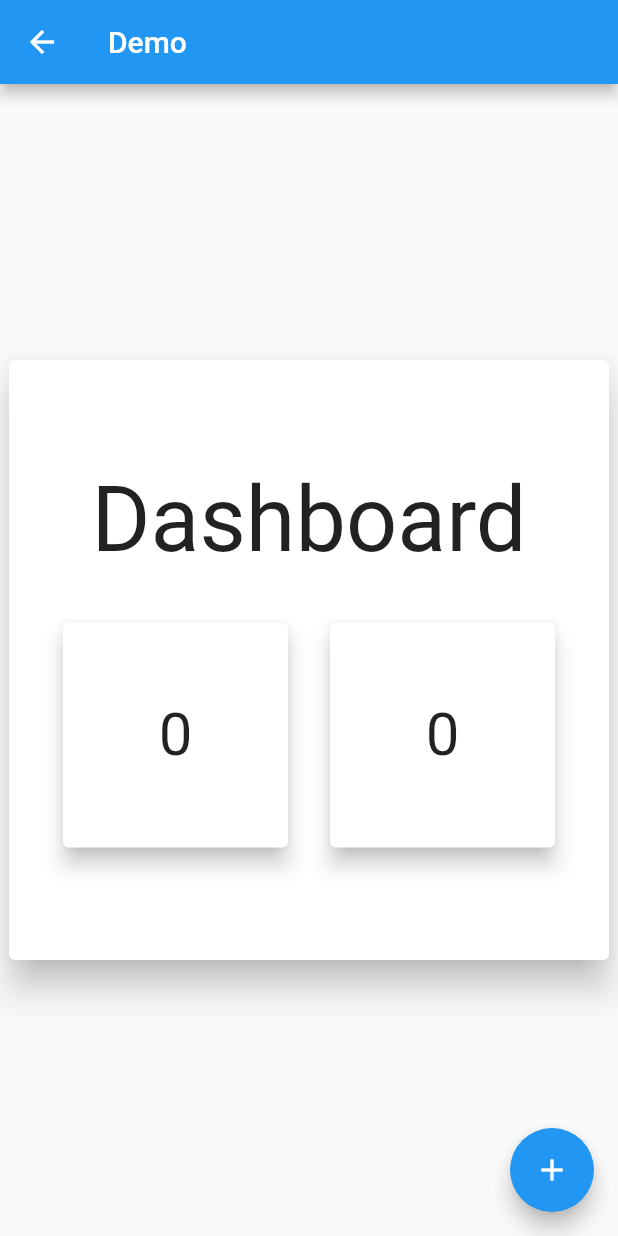
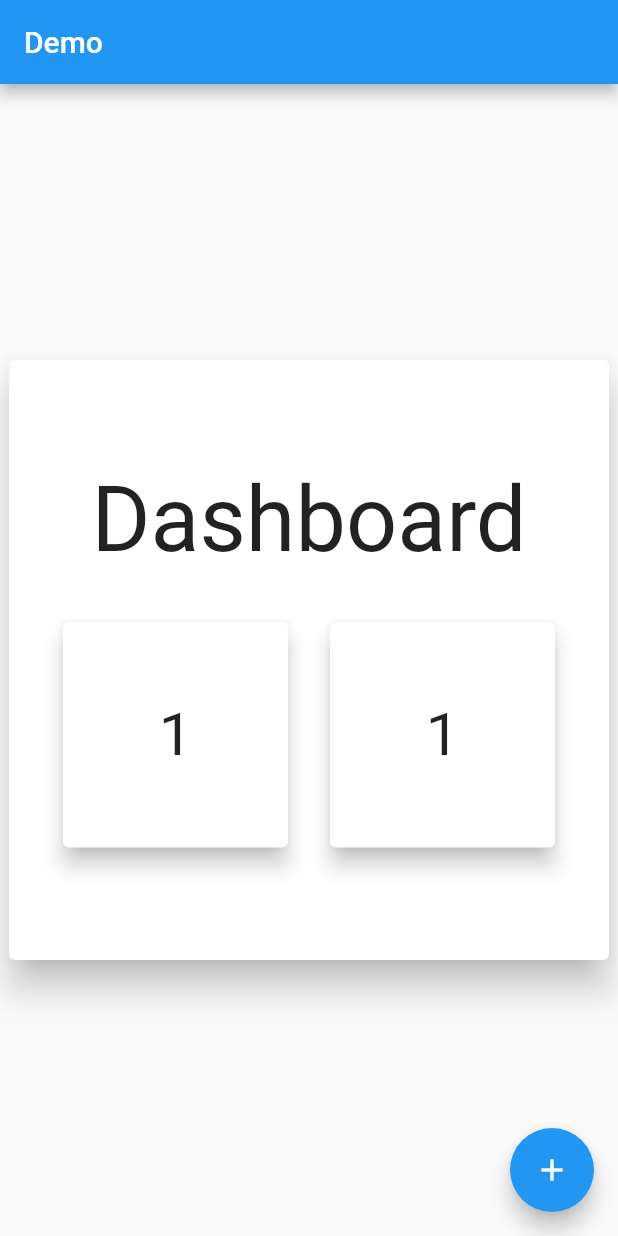
Before and after one commit to AmmarAgeeza/IEEE-Sessions-2023, a Flutter app: the Counter screen opened directly, after a tap on the "add" icon, on a phone screen of 412 x 824 dp. Run offline on Flutter 3.47's test engine with Material 2 defaults, Android fonts, the phone set to English and light mode, and no system bars; our stand-ins replace flutter_bloc.

Commit message:
state management session

```diff
--- a/lib/state_management_session/counter_example/counter1.dart
+++ b/lib/state_management_session/counter_example/counter1.dart
@@ -1,6 +1,7 @@
 import 'package:flutter/material.dart';
-
-
+import 'package:flutter_bloc/flutter_bloc.dart';
+import 'package:ieee_sessions_2023/state_management_session/counter_example/cubits/cubit.dart';
+import 'package:ieee_sessions_2023/state_management_session/counter_example/cubits/state.dart';
 
 class Counter1 extends StatelessWidget {
   const Counter1({Key? key}) : super(key: key);
@@ -8,17 +9,17 @@
   @override
   Widget build(BuildContext context) {
     // print(counter);
-    return const Card(
+    return BlocConsumer<CounterCubit, CounterState>(
+        builder: (context, state) => Card(
               elevation: 6,
               child: SizedBox(
                 width: 150,
                 height: 150,
                 child: Center(
-          child: Text(
-              '0',
-              style: TextStyle(fontSize: 40)),
+                  child: Text( BlocProvider.of<CounterCubit>(context).counter.toString(), style: TextStyle(fontSize: 40)),
                 ),
               ),
-    );
+            ),
+        listener: (context, state) {});
   }
 }
--- a/lib/state_management_session/counter_example/counter2.dart
+++ b/lib/state_management_session/counter_example/counter2.dart
@@ -1,20 +1,33 @@
 import 'package:flutter/material.dart';
+import 'package:flutter_bloc/flutter_bloc.dart';
+import 'package:ieee_sessions_2023/state_management_session/counter_example/cubits/cubit.dart';
+import 'package:ieee_sessions_2023/state_management_session/counter_example/cubits/cubit.dart';
+import 'package:ieee_sessions_2023/state_management_session/counter_example/home.dart';
+
+import 'cubits/state.dart';
 
 class Counter2 extends StatelessWidget {
-  const Counter2( {Key? key}) : super(key: key);
+  const Counter2({Key? key}) : super(key: key);
 
 
   @override
   Widget build(BuildContext context) {
-    return const Card(
+    return BlocConsumer<CounterCubit, CounterState>(
+      listener: (context, state) {
+        // TODO: implement listener
+      },
+      builder: (context, state) {
+        return Card(
           elevation: 6,
           child: SizedBox(
             width: 150,
             height: 150,
             child: Center(
-          child: Text('0', style: TextStyle(fontSize: 40)),
+              child: Text(BlocProvider.of<CounterCubit>(context).counter.toString(), style: TextStyle(fontSize: 40)),
             ),
           ),
         );
+      },
+    );
   }
 }
--- /dev/null
+++ b/lib/state_management_session/counter_example/cubits/cubit.dart
@@ -0,0 +1,20 @@
+import 'package:flutter_bloc/flutter_bloc.dart';
+import 'package:ieee_sessions_2023/state_management_session/counter_example/cubits/state.dart';
+
+class CounterCubit extends Cubit<CounterState> {
+  CounterCubit() : super(CounterIncrementState());
+
+  //variables
+  int counter = 0;
+
+  //methods
+  void increment() {
+    counter++;
+    emit(CounterIncrementState());
+  }
+
+  void minus() {
+    counter--;
+    emit(CounterMinusState());
+  }
+}
--- /dev/null
+++ b/lib/state_management_session/counter_example/cubits/state.dart
@@ -0,0 +1,7 @@
+abstract class CounterState {}
+
+class CounterIncrementState extends CounterState {}
+
+class CounterMinusState extends CounterState {}
+
+class CounterMultiState extends CounterState {}
--- a/lib/state_management_session/counter_example/dashboard.dart
+++ b/lib/state_management_session/counter_example/dashboard.dart
@@ -6,6 +6,7 @@
 
 class Dashboard extends StatelessWidget {
   const Dashboard({Key? key}) : super(key: key);
+
   @override
   Widget build(BuildContext context) {
     return Card(
@@ -20,7 +21,7 @@
             const SizedBox(height: 30),
             Row(
               mainAxisAlignment: MainAxisAlignment.center,
-              children: const [
+              children:  [
                 Counter1(),
                  SizedBox(width: 20),
                 Counter2(),
--- a/lib/state_management_session/counter_example/home.dart
+++ b/lib/state_management_session/counter_example/home.dart
@@ -1,21 +1,34 @@
 import 'package:flutter/material.dart';
+import 'package:flutter_bloc/flutter_bloc.dart';
+import 'package:ieee_sessions_2023/state_management_session/counter_example/cubits/cubit.dart';
 
+import 'cubits/state.dart';
 import 'dashboard.dart';
 
 class Counter extends StatelessWidget {
-  const Counter({super.key});
+  int counter = 0;
+
+  int numberOfBuild = 0;
 
   @override
   Widget build(BuildContext context) {
+    print('number= ${numberOfBuild++}');
     return Scaffold(
       appBar: AppBar(title: const Text('Demo')),
       body: const Center(
         child: Dashboard(),
       ),
-      floatingActionButton: FloatingActionButton(
-        child: const Icon(Icons.add),
-        onPressed: () {
-
+      floatingActionButton: BlocConsumer<CounterCubit,CounterState>(
+        listener: (context, state) {
+          // TODO: implement listener
+        },
+        builder: (context, state) {
+          return FloatingActionButton(
+            child: const Icon(Icons.add),
+            onPressed: () {
+              BlocProvider.of<CounterCubit>(context).increment();
+            },
+          );
         },
       ),
     );
--- a/lib/state_management_session/notes.txt
+++ b/lib/state_management_session/notes.txt
@@ -12,4 +12,7 @@
             3.3.2 Cubit
             3.3.3 Bloc Provider
             3.3.4 Bloc Consumer
-            3.3.5 Bloc Observer
+
+
+counter
+increment
--- a/pubspec.yaml
+++ b/pubspec.yaml
@@ -37,6 +37,8 @@
   cupertino_icons: ^1.0.2
   shared_preferences: ^2.0.17
   provider: ^6.0.5
+  flutter_bloc: ^8.1.2
+  bloc: ^8.1.1
 
 dev_dependencies:
   flutter_test:
```
Also changed, not shown: lib/main.dart (+9 -5 lines), lib/state_management_session/widget_life_cycle/life_cycle.dart (+63 -21 lines), pubspec.lock. Lines whose indentation alone changed are shown as unchanged.
